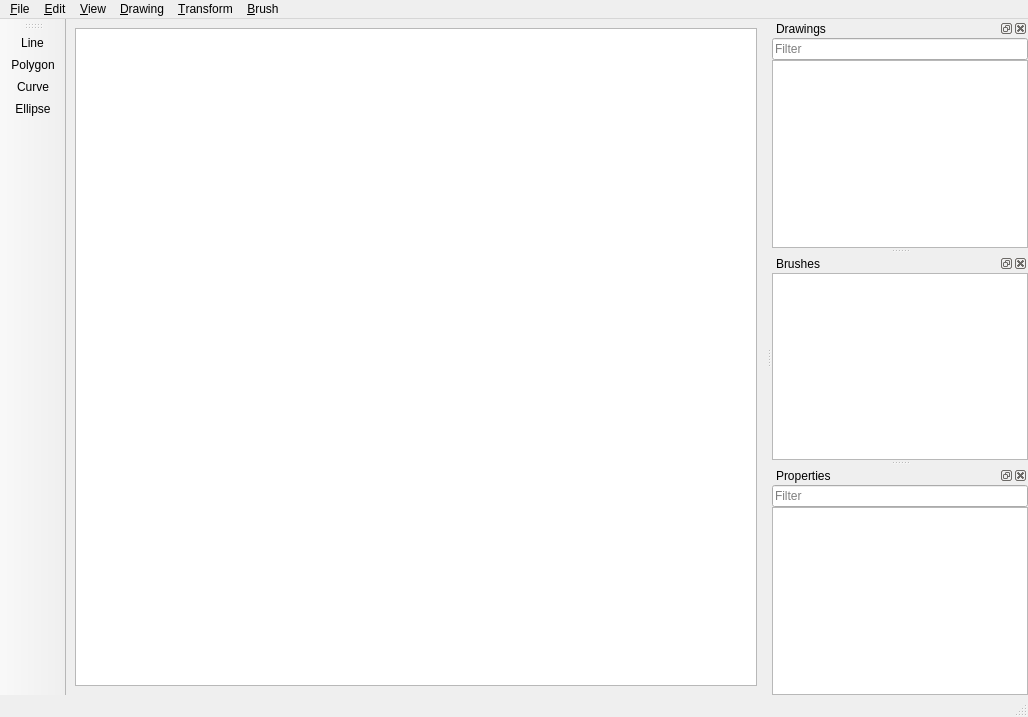
First picture: the form in ImagingS/Gui/uic/MainWindow.ui, repository StardustDL/ImagingS, before the edit.
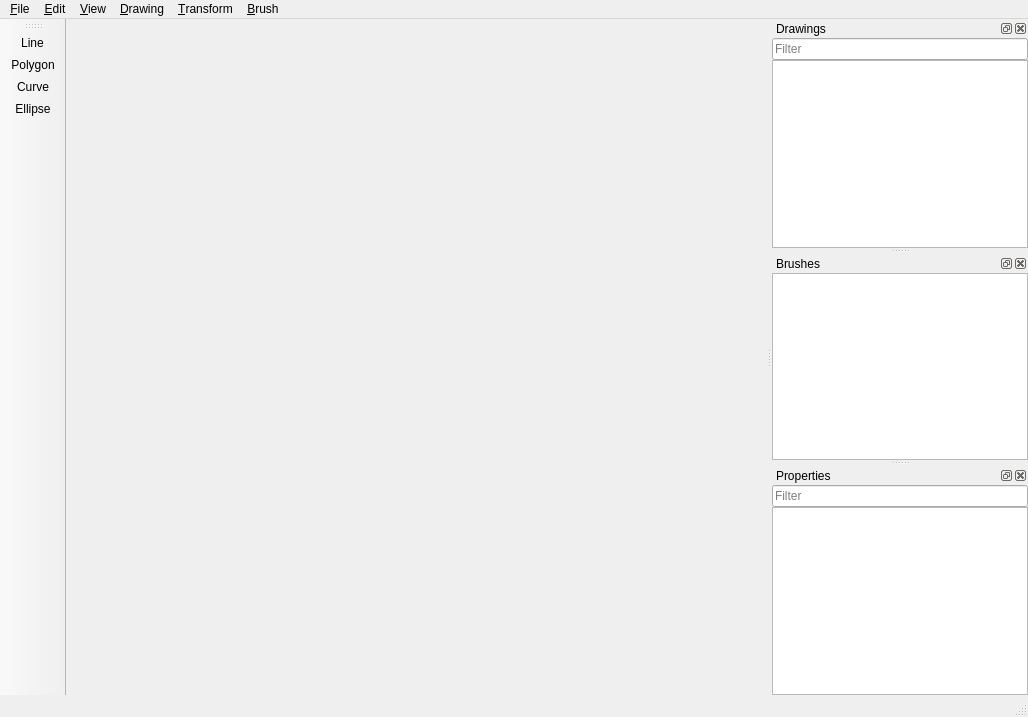
Second picture: the form after the edit.

What changed in the file:
```diff
--- a/ImagingS/Gui/uic/MainWindow.ui
+++ b/ImagingS/Gui/uic/MainWindow.ui
@@ -20,15 +20,7 @@
    <set>QMainWindow::AllowNestedDocks|QMainWindow::AllowTabbedDocks|QMainWindow::AnimatedDocks</set>
   </property>
   <widget class="QWidget" name="centralwidget">
-   <layout class="QGridLayout" name="gridLayout">
-    <item row="0" column="0">
-     <widget class="QGraphicsView" name="gvwMain">
-      <property name="enabled">
-       <bool>true</bool>
-      </property>
-     </widget>
-    </item>
-   </layout>
+   <layout class="QGridLayout" name="gridLayout"/>
   </widget>
   <widget class="QMenuBar" name="mnbWindow">
    <property name="geometry">
```
